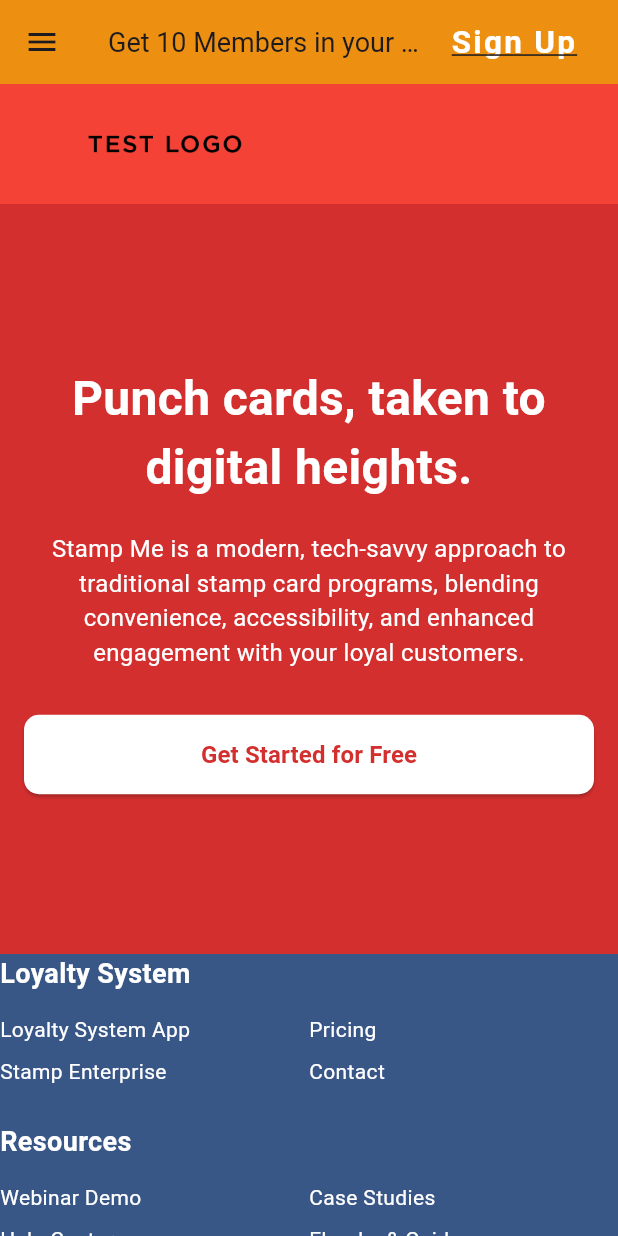
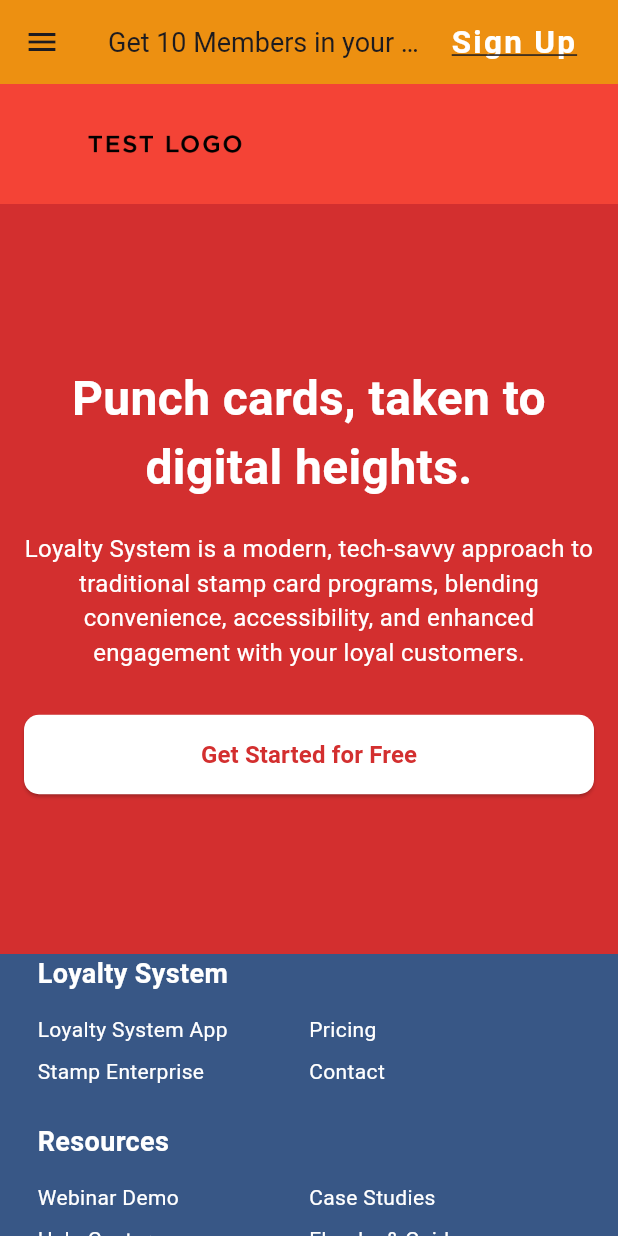
Before and after one commit to rajushah404/Loyalty, a Flutter app: the screen it shows after launch, on a phone screen of 412 x 824 dp. Run offline on Flutter 3.47's test engine with Material 3 defaults, Android fonts, the phone set to English and light mode, and no system bars.

Commit message:
front page

```diff
--- a/lib/03_application/page/landing_page/widgets/dis_container.dart
+++ b/lib/03_application/page/landing_page/widgets/dis_container.dart
@@ -27,7 +27,7 @@
               ),
               const SizedBox(height: 20),
               const Text(
-                'Stamp Me is a modern, tech-savvy approach to traditional stamp card programs, blending convenience, accessibility, and enhanced engagement with your loyal customers.',
+                'Loyalty System is a modern, tech-savvy approach to traditional stamp card programs, blending convenience, accessibility, and enhanced engagement with your loyal customers.',
                 style: TextStyle(
                   fontSize: 16,
                   color: Colors.white,
--- a/lib/03_application/page/landing_page/widgets/footer.dart
+++ b/lib/03_application/page/landing_page/widgets/footer.dart
@@ -1,5 +1,6 @@
 import 'package:flutter/material.dart';
 import 'package:loyalty_system/03_application/core/app_color.dart';
+import 'package:loyalty_system/screen_size.dart';
 
 class FooterSection extends StatelessWidget {
   const FooterSection({super.key});
@@ -11,10 +12,11 @@
     return Container(
       height: heigth,
       width: double.infinity,
+      padding: const EdgeInsets.symmetric(horizontal: 25),
       color: AppColor.primary,
       child: LayoutBuilder(
         builder: (context, constraints) {
-          if (constraints.maxWidth > 600) {
+          if (isLargeScreen(context)) {
             // Desktop layout
             return const Column(
               crossAxisAlignment: CrossAxisAlignment.start,
```
